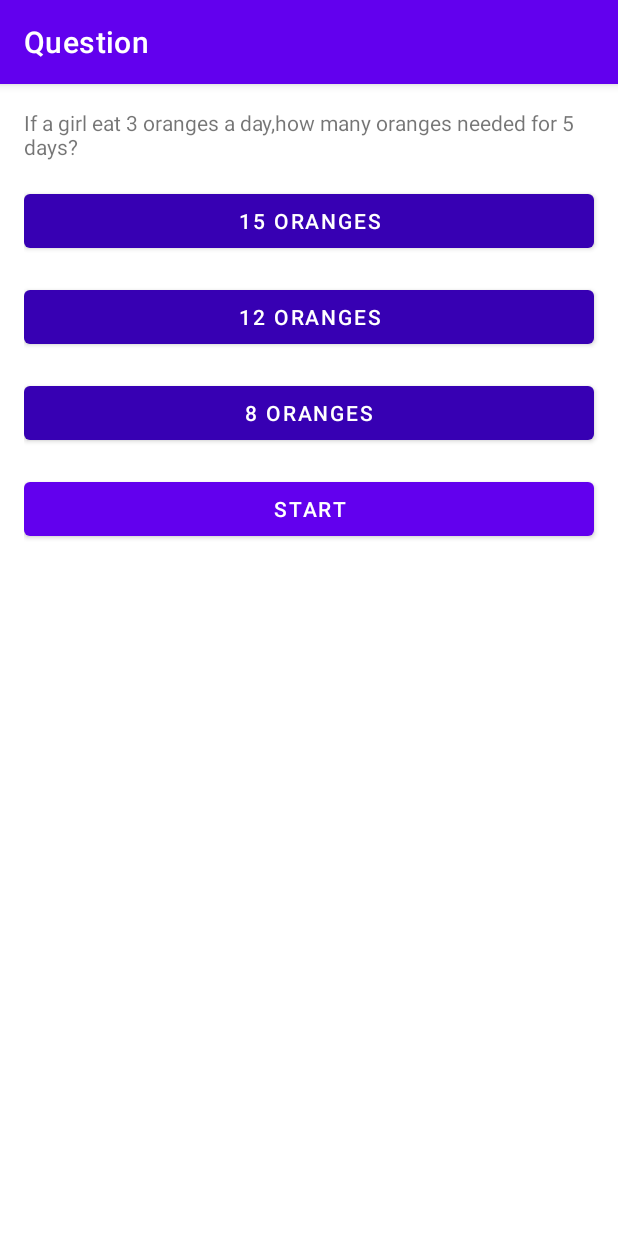
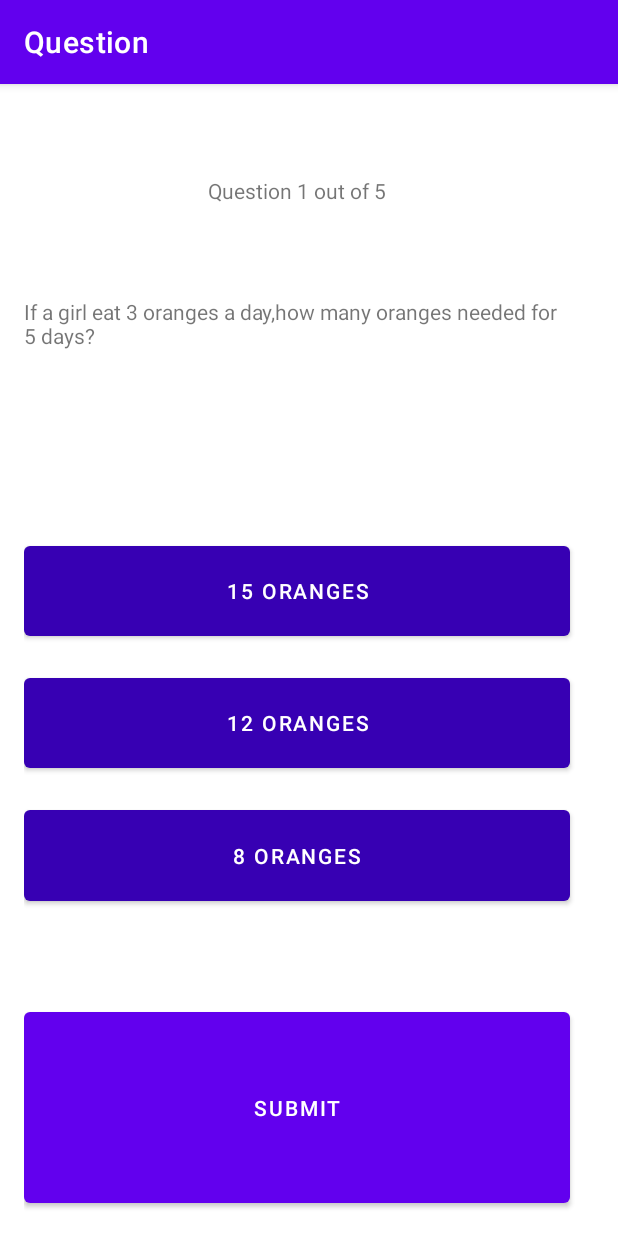
Before and after one commit to fahimfaisal/Quiz-Game, an Android app: the QuestionActivity screen opened directly, with no data from a screen before it, on a phone screen of 412 x 824 dp. Run offline under Robolectric (Android 15) with nearby library versions, the phone set to English and light mode, and no system bars.

Commit message:
finishing up the question page

```diff
--- a/app/src/main/java/com/example/quizapp/QuestionActivity.java
+++ b/app/src/main/java/com/example/quizapp/QuestionActivity.java
@@ -30,10 +30,11 @@ import java.util.TimerTask;
 
 public class QuestionActivity extends AppCompatActivity {
     TextView question;
+    TextView progressview;
     Button option1;
     Button option2;
     Button option3;
-    Button option4;
+    Button submit;
     String selection;
     ArrayList<String> questions = new ArrayList<>();
     ArrayList<String> answer1 = new ArrayList<>();
@@ -41,6 +42,7 @@ public class QuestionActivity extends AppCompatActivity {
     ArrayList<String> answer3 = new ArrayList<>();
     ArrayList<String> correct = new ArrayList<>();
     int progress = 0;
+    int quesNo= 1;
     int score = 0;
     @Override
     protected void onCreate(Bundle savedInstanceState) {
@@ -52,7 +54,8 @@ public class QuestionActivity extends AppCompatActivity {
         option1 = (Button) findViewById(R.id.answer1);
         option2 = (Button) findViewById(R.id.answer2);
         option3 = (Button) findViewById(R.id.answer3);
-        option4 = (Button) findViewById(R.id.answer4);
+        submit = (Button) findViewById(R.id.submit);
+        progressview = (TextView) findViewById(R.id.progress);
 
         LoadJson();
         Run();
@@ -119,8 +122,8 @@ public class QuestionActivity extends AppCompatActivity {
     {
         if (selection.equals(correct.get(progress)))
         {
-            progress++;
             score++;
+
         }
         else{
 
@@ -137,9 +140,12 @@ public class QuestionActivity extends AppCompatActivity {
             {
                 option3.setBackgroundColor(Color.RED);
             }
-            progress++;
+
         }
 
+        progress++;
+        quesNo++;
+        selection = null;
 
 
     }
@@ -159,6 +165,10 @@ public class QuestionActivity extends AppCompatActivity {
     {
 
         ButtonReset();
+        progressview.setText("Question " + quesNo + " out of " + questions.size());
+
+
+
         question.setText(questions.get(place));
         option1.setText(answer1.get(place));
         option2.setText(answer2.get(place));
@@ -167,11 +177,14 @@ public class QuestionActivity extends AppCompatActivity {
     }
 
 
-
+    public void AvoidSelection()
+    {
+        selection = null;
+    }
 
     public void CheckA(View view){
         ButtonReset();
-        option1.setBackgroundColor(Color.BLACK);
+        option1.setBackgroundColor(Color.GREEN);
         selection= "A";
 
 
@@ -180,14 +193,14 @@ public class QuestionActivity extends AppCompatActivity {
 
     public void CheckB(View view){
         ButtonReset();
-        option2.setBackgroundColor(Color.BLACK);
+        option2.setBackgroundColor(Color.GREEN);
         selection= "B";
 
     }
 
     public void CheckC(View view){
         ButtonReset();
-        option3.setBackgroundColor(Color.BLACK);
+        option3.setBackgroundColor(Color.GREEN);
 
         selection= "C";
     }
@@ -197,6 +210,12 @@ public class QuestionActivity extends AppCompatActivity {
     public void Submit(View view)
     {
 
+        if (selection == null)
+        {
+            progressview.setText("Please select an option");
+        }
+        else
+        {
             CheckAnswer();
 
             final Handler handler = new Handler();
@@ -209,17 +228,11 @@ public class QuestionActivity extends AppCompatActivity {
                 }
             }, 3000);
 
-
-
-
-
+        }
 
 
 
 
     }
 
-
-
-
 }
--- a/app/src/main/res/layout/content_question.xml
+++ b/app/src/main/res/layout/content_question.xml
@@ -3,18 +3,37 @@
     xmlns:app="http://schemas.android.com/apk/res-auto"
     android:layout_width="match_parent"
     android:layout_height="match_parent"
+    android:orientation="vertical"
     app:layout_behavior="@string/appbar_scrolling_view_behavior">
-
-
-
-
 
     <LinearLayout
         android:layout_width="match_parent"
         android:layout_height="wrap_content"
         android:layout_marginLeft="16dp"
+        android:layout_marginRight="16dp"
+        android:layout_weight="1"
 
+        android:backgroundTint="#FFFFFF"
+        android:orientation="vertical">
+    <TextView
+        android:id="@+id/progress"
+        android:layout_width="match_parent"
+        android:layout_height="0dp"
+        android:layout_marginTop="16dp"
+        android:gravity="center"
+        android:layout_marginRight="16dp"
         android:layout_weight="1"
+        />
+    </LinearLayout>
+
+    <LinearLayout
+        android:layout_width="match_parent"
+        android:layout_height="wrap_content"
+        android:layout_marginLeft="16dp"
+        android:layout_marginRight="16dp"
+        android:layout_weight="2"
+        android:layout_marginBottom="16dp"
+        android:paddingBottom="30dp"
 
         android:backgroundTint="#FFFFFF"
         android:orientation="vertical">
@@ -25,7 +44,7 @@
             android:layout_height="0dp"
             android:layout_marginTop="16dp"
             android:layout_marginRight="16dp"
-            android:layout_weight="1"
+            android:layout_weight="2"
             android:text="START"/>
 
 
@@ -60,16 +79,33 @@
             android:onClick="CheckC"
             android:text="START"
             />
+
+
+
+
+    </LinearLayout>
+    <LinearLayout
+        android:layout_width="match_parent"
+        android:layout_height="wrap_content"
+        android:layout_marginLeft="16dp"
+        android:layout_marginRight="16dp"
+        android:layout_marginBottom="16dp"
+        android:layout_weight="1"
+
+        android:backgroundTint="#FFFFFF"
+        android:orientation="vertical">
+
         <Button
-            android:id="@+id/answer4"
+            android:id="@+id/submit"
             android:layout_width="match_parent"
             android:layout_height="0dp"
             android:layout_marginTop="16dp"
             android:layout_marginRight="16dp"
             android:layout_weight="1"
             android:onClick="Submit"
-            android:text="START"
+            android:text="SUBMIT"
             />
+
 
 
 
@@ -78,4 +114,6 @@
 
 
 
+
+
 </androidx.appcompat.widget.LinearLayoutCompat>
```
Lines whose indentation alone changed are shown as unchanged.
